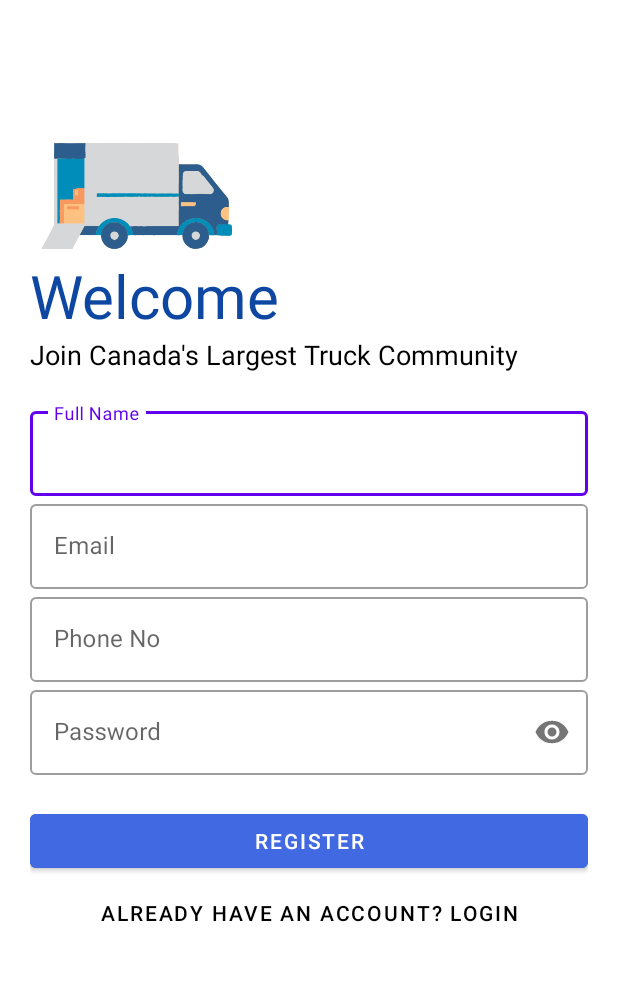
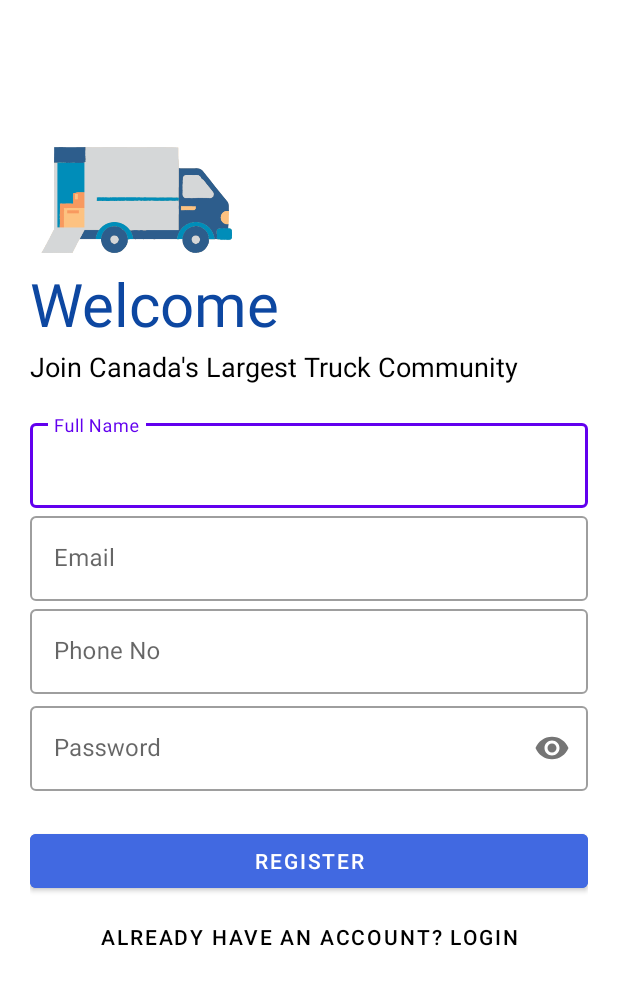
Before and after one commit to amanmishra003/TruckFlow_android, an Android app: the SignUp screen opened directly, with no data from a screen before it, on a phone screen of 412 x 824 dp. Shown: the top 985 px of the screen. Run offline under Robolectric (Android 15) with nearby library versions, the phone set to English and light mode, and no system bars; our stand-ins replace Volley; Roboto replaces fonts that are not available here.

Commit message:
changes for call

```diff
--- a/app/build.gradle
+++ b/app/build.gradle
@@ -30,6 +30,7 @@ android {
 
 dependencies {
 
+    implementation 'com.android.volley:volley:1.2.0'
     implementation 'androidx.appcompat:appcompat:1.6.1'
     implementation 'com.google.android.material:material:1.9.0'
     implementation 'androidx.constraintlayout:constraintlayout:2.1.4'
--- a/app/src/main/java/com/example/truckflow/Authentication/SignUp.java
+++ b/app/src/main/java/com/example/truckflow/Authentication/SignUp.java
@@ -2,17 +2,109 @@ package com.example.truckflow.Authentication;
 
 import androidx.appcompat.app.AppCompatActivity;
 
+import android.annotation.SuppressLint;
+import android.content.Intent;
 import android.os.Bundle;
+import android.view.View;
 import android.view.WindowManager;
+import android.widget.Button;
+import android.widget.EditText;
+import android.widget.Toast;
 
+import com.android.volley.AuthFailureError;
+import com.android.volley.Request;
+import com.android.volley.RequestQueue;
+import com.android.volley.Response;
+import com.android.volley.VolleyError;
+import com.android.volley.toolbox.StringRequest;
+import com.android.volley.toolbox.Volley;
+
+import com.example.truckflow.Home.Home;
 import com.example.truckflow.R;
+import com.google.android.material.textfield.TextInputLayout;
+
+import java.io.UnsupportedEncodingException;
+import java.net.URLEncoder;
 
 public class SignUp extends AppCompatActivity {
 
+    TextInputLayout phone,email,password,f_name;
+    Button submit_registration;
+
+    RequestQueue requestQueue;
     @Override
     protected void onCreate(Bundle savedInstanceState) {
         super.onCreate(savedInstanceState);
         getWindow().setFlags(WindowManager.LayoutParams.FLAG_FULLSCREEN,WindowManager.LayoutParams.FLAG_FULLSCREEN);
         setContentView(R.layout.activity_sign_up);
+
+        f_name = findViewById(R.id.full_name);
+        phone = findViewById(R.id.phone);
+        email = findViewById(R.id.email);
+        password = findViewById(R.id.pass);
+
+        String url = getString(R.string.reg_api_url);
+
+        requestQueue = Volley.newRequestQueue(this);
+
+        submit_registration = findViewById(R.id.register_button);
+
+        submit_registration.setOnClickListener(new View.OnClickListener() {
+            @Override
+            public void onClick(View v) {
+                String postUrl = url + "/postUser";
+
+                Toast.makeText(getApplicationContext(), "Changes for message", Toast.LENGTH_SHORT).show();
+                new StringRequest(Request.Method.POST, url,
+                        new Response.Listener<String>() {
+                            @Override
+                            public void onResponse(String response) {
+                                Intent intent = new Intent(SignUp.this, Home.class);
+                                startActivity(intent);
+                            }
+                        },
+                        new Response.ErrorListener() {
+                            @Override
+                            public void onErrorResponse(VolleyError error) {
+                                // Handle the error
+                                System.out.println(error.getMessage());
+                            }
+                        }) {
+                    @Override
+                    public String getBodyContentType() {
+                        return "application/x-www-form-urlencoded; charset=UTF-8";
+                    }
+
+                    @Override
+                    public byte[] getBody() throws AuthFailureError {
+                        try {
+                            String pass = password.toString();
+                            String name = f_name.toString();
+                            String phonenumber = phone.toString();
+                            String emailStr = email.toString();
+
+                            String requestBody = "pass=" + URLEncoder.encode(pass, "UTF-8") +
+                                    "&name=" + URLEncoder.encode(name, "UTF-8") +
+                                    "&phone=" + URLEncoder.encode(phonenumber, "UTF-8") +
+                                    "&email=" + URLEncoder.encode(emailStr, "UTF-8");
+
+                            return requestBody.getBytes("UTF-8");
+                        } catch (UnsupportedEncodingException e) {
+                            System.out.println(e.getMessage());
+                            return null;
+                        }
+                    }
+                };
+
+            }
+        });
+
+
+
+
+
+
+
+
     }
 }
--- a/app/src/main/res/layout/activity_sign_up.xml
+++ b/app/src/main/res/layout/activity_sign_up.xml
@@ -12,6 +12,8 @@
     <ImageView
         android:layout_width="150dp"
         android:layout_height="150dp"
+
+        android:layout_marginTop="4px"
         android:src="@drawable/truck2"/>
     <TextView
         android:layout_width="wrap_content"
@@ -19,12 +21,16 @@
         android:text="Welcome"
         android:textColor="#0D47A1"
         android:textSize="40sp"
+
+        android:layout_marginTop="4px"
         android:fontFamily="@font/allerta_stencil"/>
     <TextView
         android:layout_width="wrap_content"
         android:layout_height="wrap_content"
         android:text="Join Canada's Largest Truck Community"
         android:textColor="@color/black"
+
+        android:layout_marginTop="4px"
         android:textSize="18sp"/>
     <LinearLayout
         android:layout_width="match_parent"
@@ -34,7 +40,7 @@
         android:layout_marginBottom="20dp">
 
         <com.google.android.material.textfield.TextInputLayout
-            android:id="@+id/name"
+            android:id="@+id/full_name"
             android:layout_width="match_parent"
             android:layout_height="wrap_content"
             style="@style/Widget.MaterialComponents.TextInputLayout.OutlinedBox"
@@ -43,6 +49,8 @@
             <com.google.android.material.textfield.TextInputEditText
                 android:layout_width="match_parent"
                 android:layout_height="wrap_content"
+
+                android:layout_marginTop="4px"
                 android:inputType="text"/>
 
         </com.google.android.material.textfield.TextInputLayout>
@@ -57,6 +65,8 @@
             <com.google.android.material.textfield.TextInputEditText
                 android:layout_width="match_parent"
                 android:layout_height="wrap_content"
+
+                android:layout_marginTop="4px"
                 android:inputType="textEmailAddress"/>
 
         </com.google.android.material.textfield.TextInputLayout>
@@ -70,6 +80,8 @@
             <com.google.android.material.textfield.TextInputEditText
                 android:layout_width="match_parent"
                 android:layout_height="wrap_content"
+
+                android:layout_marginTop="4px"
                 android:inputType="number"/>
 
         </com.google.android.material.textfield.TextInputLayout>
@@ -77,6 +89,8 @@
             android:id="@+id/pass"
             android:layout_width="match_parent"
             android:layout_height="wrap_content"
+
+            android:layout_marginTop="4px"
             style="@style/Widget.MaterialComponents.TextInputLayout.OutlinedBox"
             android:hint="Password"
             app:passwordToggleEnabled="true">
@@ -84,6 +98,8 @@
             <com.google.android.material.textfield.TextInputEditText
                 android:layout_width="match_parent"
                 android:layout_height="wrap_content"
+
+                android:layout_marginTop="4px"
                 android:inputType="textPassword"/>
 
         </com.google.android.material.textfield.TextInputLayout>
@@ -92,14 +108,17 @@
     </LinearLayout>
 
     <Button
+        android:id="@+id/register_button"
         android:layout_width="match_parent"
         android:layout_height="wrap_content"
         android:text="Register"
+        android:layout_marginTop="4px"
         android:backgroundTint="#4169E1"/>
     <Button
         android:layout_width="match_parent"
         android:layout_height="wrap_content"
         android:text="Already have an account? LogIn"
+        android:layout_marginTop="4px"
         android:background="#00000000"
         android:textColor="@color/black"/>
 
--- a/app/src/main/res/values/strings.xml
+++ b/app/src/main/res/values/strings.xml
@@ -4,6 +4,7 @@
 
     <!--search-->
     <string name="search_text">Search...</string>
+    <string name="reg_api_url">https://ec2-54-196-55-232.compute-1.amazonaws.com/</string>
 
 
 </resources>
--- a/build.gradle
+++ b/build.gradle
@@ -1,5 +1,5 @@
 // Top-level build file where you can add configuration options common to all sub-projects/modules.
 plugins {
-    id 'com.android.application' version '7.3.0' apply false
-    id 'com.android.library' version '7.3.0' apply false
+    id 'com.android.application' version '7.4.2' apply false
+    id 'com.android.library' version '7.4.2' apply false
 }
```
Also changed, not shown: gradle/wrapper/gradle-wrapper.properties.
